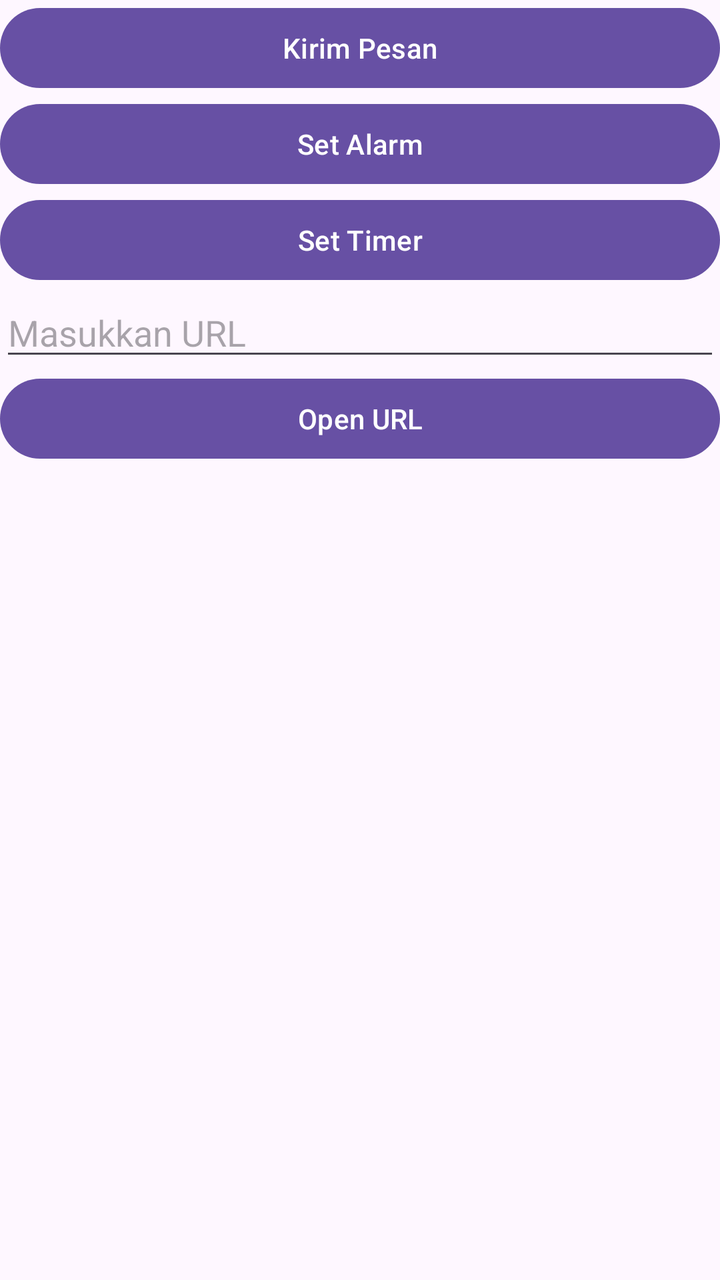
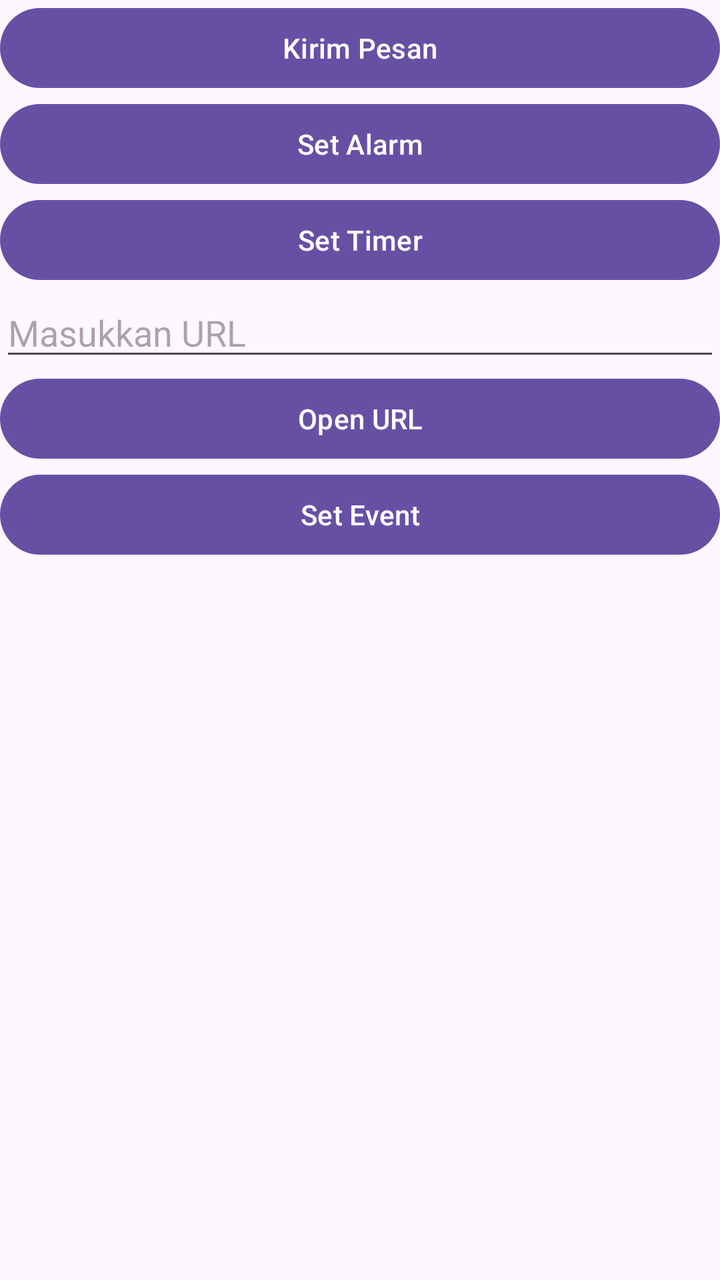

Before-and-after screenshots of an Android layout around one commit, followed by the original layout XML and the change that was made.
<!-- AndroidManifest.xml: application theme Theme.IntentImplisit -->
<!-- res/layout/activity_main.xml -->
<?xml version="1.0" encoding="utf-8"?>
<LinearLayout xmlns:android="http://schemas.android.com/apk/res/android"
    xmlns:app="http://schemas.android.com/apk/res-auto"
    xmlns:tools="http://schemas.android.com/tools"
    android:id="@+id/main"
    android:layout_width="match_parent"
    android:layout_height="match_parent"
    tools:context=".MainActivity"
    android:orientation="vertical">

    <Button
        android:layout_width="match_parent"
        android:layout_height="wrap_content"
        android:id="@+id/btnKirimPesan"
        android:text="Kirim Pesan"
        />

    <Button
        android:layout_width="match_parent"
        android:layout_height="wrap_content"
        android:id="@+id/btnSetAlarm"
        android:text="Set Alarm"
        />

    <Button
        android:layout_width="match_parent"
        android:layout_height="wrap_content"
        android:id="@+id/btnSetTimer"
        android:text="Set Timer"
        />

    <EditText
        android:id="@+id/etURL"
        android:layout_width="match_parent"
        android:layout_height="wrap_content"
        android:hint="Masukkan URL"
        />

    <Button
        android:layout_width="match_parent"
        android:layout_height="wrap_content"
        android:id="@+id/btnOpenURL"
        android:text="Open URL"
        />

</LinearLayout>
<!-- resources referenced by this layout -->
<resources>
  <style name="Theme.IntentImplisit" parent="Base.Theme.IntentImplisit" />
  <style name="Base.Theme.IntentImplisit" parent="Theme.Material3.DayNight.NoActionBar">
          
          
      </style>
</resources>

<!-- the commit's change to res/layout/activity_main.xml (unified diff, before → after) -->
@@ -43,4 +43,11 @@
         android:text="Open URL"
         />
 
+    <Button
+        android:layout_width="match_parent"
+        android:layout_height="wrap_content"
+        android:id="@+id/btnSetEvent"
+        android:text="Set Event"
+        />
+
 </LinearLayout>
